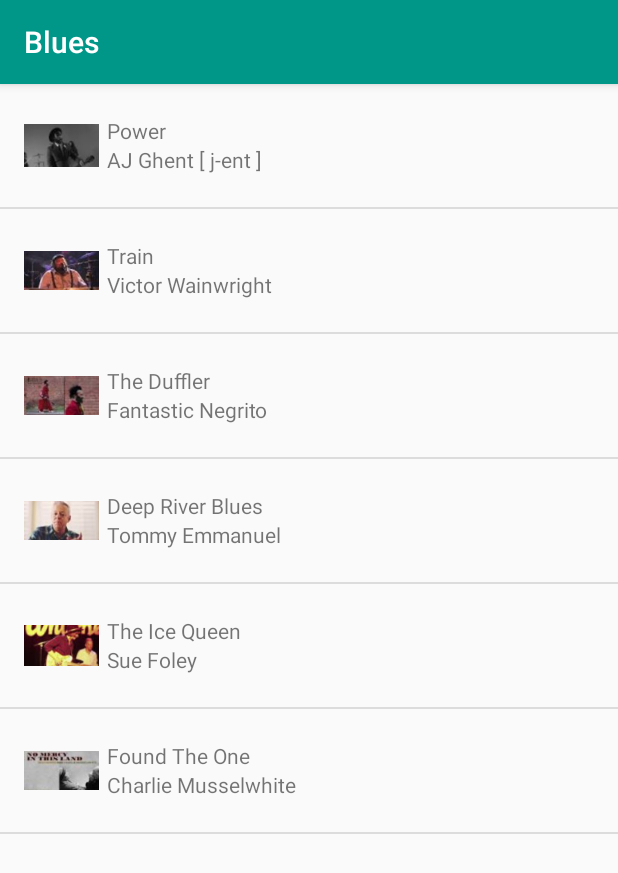
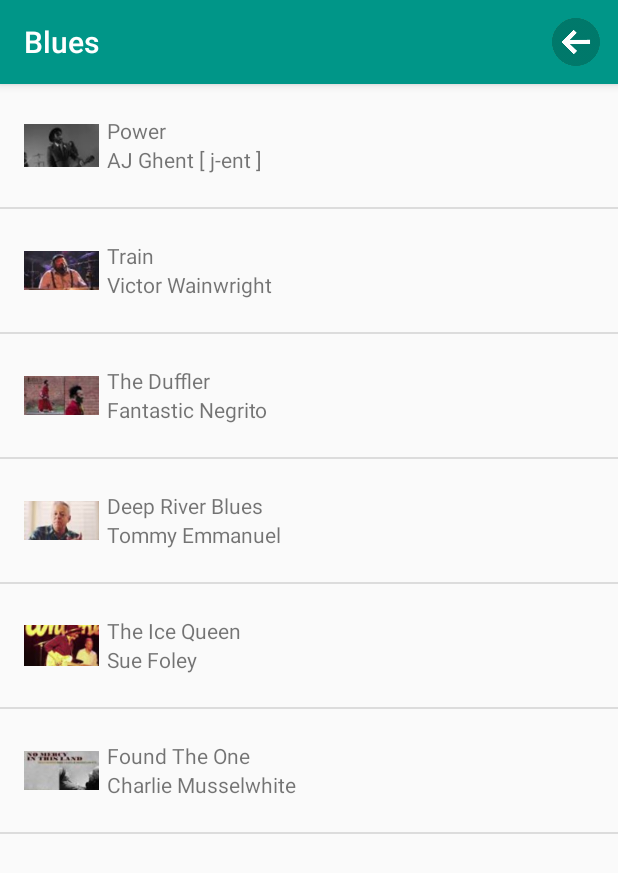
Before and after one commit to vibraniumSwaleh/MusicApp, an Android app: the Blues screen opened directly, with no data from a screen before it, on a phone screen of 412 x 824 dp. Shown: the top 873 px of the screen. Run offline under Robolectric (Android 15) with nearby library versions, the phone set to English and light mode, and no system bars.

Commit message:
Added back button in Action Bar

```diff
--- a/app/src/main/java/com/example/android/musicapp/Blues.java
+++ b/app/src/main/java/com/example/android/musicapp/Blues.java
@@ -4,6 +4,9 @@ import android.content.Intent;
 import android.support.v7.app.AppCompatActivity;
 import android.os.Bundle;
 import android.text.Layout;
+import android.view.Menu;
+import android.view.MenuInflater;
+import android.view.MenuItem;
 import android.view.View;
 import android.widget.AdapterView;
 import android.widget.ListView;
@@ -12,6 +15,29 @@ import java.text.FieldPosition;
 import java.util.ArrayList;
 
 public class Blues extends AppCompatActivity {
+
+    @Override
+    public boolean onCreateOptionsMenu(Menu menu) {
+        MenuInflater inflater = getMenuInflater();
+        inflater.inflate(R.menu.menu_hiphop, menu);
+        return true;
+    }
+
+    @Override
+    public boolean onOptionsItemSelected(MenuItem item) {
+        switch (item.getItemId()) {
+            case R.id.back:
+                // Return to previous activity
+                finish();
+                return true;
+
+            default:
+                // If we got here, the user's action was not recognized.
+                // Invoke the superclass to handle it.
+                return super.onOptionsItemSelected(item);
+
+        }
+    }
 
     @Override
     protected void onCreate(Bundle savedInstanceState) {
--- a/app/src/main/res/layout/activity_blues.xml
+++ b/app/src/main/res/layout/activity_blues.xml
@@ -1,9 +1,10 @@
 <?xml version="1.0" encoding="utf-8"?>
-<android.support.constraint.ConstraintLayout xmlns:android="http://schemas.android.com/apk/res/android"
+<RelativeLayout
+    xmlns:android="http://schemas.android.com/apk/res/android"
     xmlns:app="http://schemas.android.com/apk/res-auto"
     xmlns:tools="http://schemas.android.com/tools"
     android:layout_width="match_parent"
     android:layout_height="match_parent"
     tools:context=".Blues">
 
-</android.support.constraint.ConstraintLayout>
+</RelativeLayout>
--- a/app/src/main/res/layout/activity_hiphop.xml
+++ b/app/src/main/res/layout/activity_hiphop.xml
@@ -1,5 +1,6 @@
 <?xml version="1.0" encoding="utf-8"?>
-<android.support.constraint.ConstraintLayout xmlns:android="http://schemas.android.com/apk/res/android"
+<android.support.constraint.ConstraintLayout
+    xmlns:android="http://schemas.android.com/apk/res/android"
     xmlns:app="http://schemas.android.com/apk/res-auto"
     xmlns:tools="http://schemas.android.com/tools"
     android:layout_width="match_parent"
--- /dev/null
+++ b/app/src/main/res/menu/menu_hiphop.xml
@@ -0,0 +1,13 @@
+<?xml version="1.0" encoding="utf-8"?>
+
+<menu
+    xmlns:android="http://schemas.android.com/apk/res/android"
+    xmlns:app="http://schemas.android.com/apk/res-auto">
+
+    <item
+        android:id="@+id/back"
+        android:icon="@drawable/back_action_bar"
+        android:title="back"
+        app:showAsAction="always"/>
+
+</menu>
```
Also changed, not shown: app/src/main/java/com/example/android/musicapp/Hiphop.java (+37 -10 lines), app/src/main/java/com/example/android/musicapp/Jazz.java (+26 -0 lines), app/src/main/java/com/example/android/musicapp/MusicPlaying.java (+27 -0 lines), app/src/main/java/com/example/android/musicapp/Raggae.java (+26 -0 lines), app/src/main/res/menu/menu_blues.xml (added, +13 -0 lines), app/src/main/res/menu/menu_jazz.xml (added, +13 -0 lines), app/src/main/res/menu/menu_raggae.xml (added, +13 -0 lines), app/src/main/res/drawable-hdpi/back_action_bar.png (added), app/src/main/res/drawable-mdpi/back_action_bar.png (added), app/src/main/res/drawable-xhdpi/back_action_bar.png (added), app/src/main/res/drawable-xxhdpi/back_action_bar.png (added), app/src/main/res/drawable-xxxhdpi/back_action_bar.png (added).
